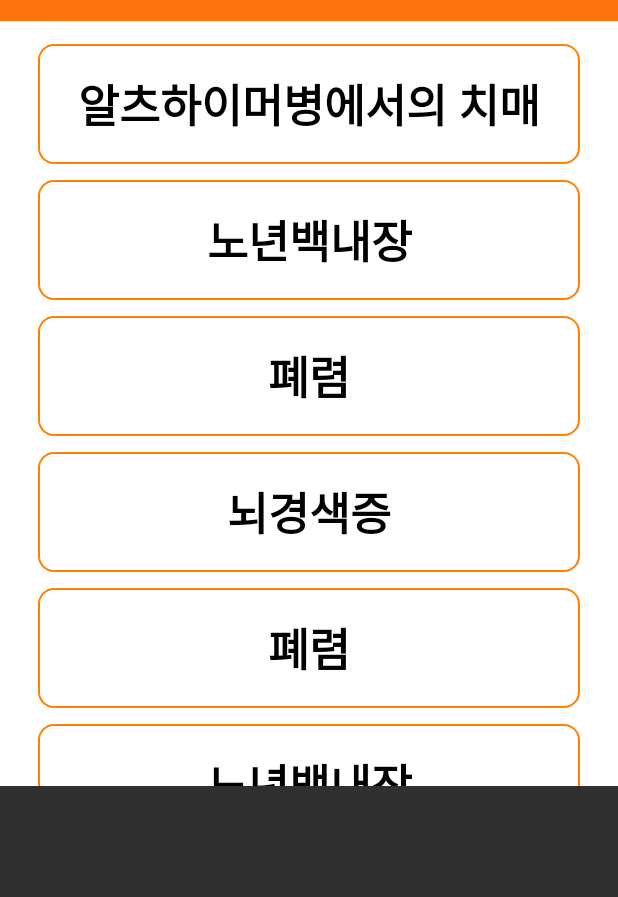
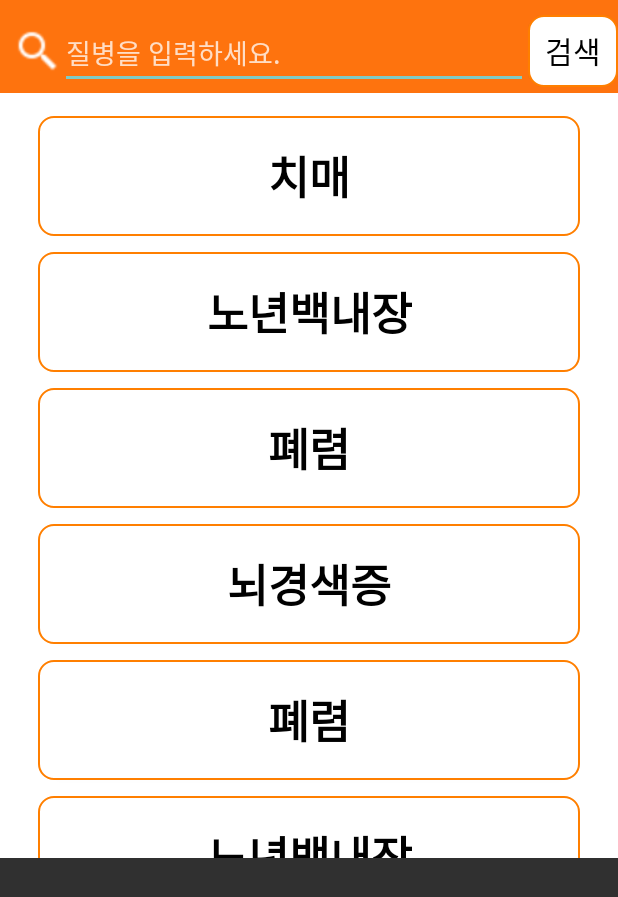
Before and after one commit to HeoJi-Hyun/Pharmacy_ex1, an Android app: the Chek screen opened directly, with no data from a screen before it, on a phone screen of 412 x 824 dp. Shown: the top 897 px of the screen. Run offline under Robolectric (Android 15) with nearby library versions, the light colour scheme and no system bars.

Commit message:
다들 업데이트해주세요

```diff
--- a/app/build.gradle
+++ b/app/build.gradle
@@ -33,6 +33,7 @@ dependencies {
     implementation 'androidx.appcompat:appcompat:1.5.1'
     implementation 'com.google.android.material:material:1.6.1'
     implementation 'androidx.constraintlayout:constraintlayout:2.1.4'
+    implementation 'com.google.android.material:material:1.6.1'
     implementation 'com.google.android.gms:play-services-maps:18.1.0'
     implementation 'com.google.android.gms:play-services-location:20.0.0'
     implementation 'com.google.android.material:material:1.6.1'
--- a/app/src/main/java/com/example/pharmacy_ex1/Chek.java
+++ b/app/src/main/java/com/example/pharmacy_ex1/Chek.java
@@ -1,21 +1,56 @@
+
 package com.example.pharmacy_ex1;
 
+import android.annotation.SuppressLint;
 import android.app.Activity;
+import android.graphics.Color;
 import android.os.Bundle;
+import android.view.View;
+import android.widget.Button;
+import android.widget.EditText;
 import android.widget.SearchView;
+import android.widget.ToggleButton;
 
 import androidx.annotation.Nullable;
+
+import java.util.Arrays;
+import java.util.List;
+import java.util.Objects;
 
 
 public class Chek extends Activity {
 
-    SearchView searchView;
+    EditText editText1;
+    ToggleButton togle1, togle2, togle3;
+    Button btnOk;
+
+
     @Override
     protected void onCreate(@Nullable Bundle savedInstanceState) {
         super.onCreate(savedInstanceState);
         setContentView(R.layout.chek);
 
-//
+
+        btnOk = (Button)findViewById(R.id.ChekOk);
+        editText1 = (EditText)findViewById(R.id.edit1);
+        togle1 = (ToggleButton)findViewById(R.id.tog1);
+        togle2 = (ToggleButton)findViewById(R.id.tog2);
+
+        btnOk.setOnClickListener(new View.OnClickListener() {
+            @Override
+            public void onClick(View view) {
+                if (editText1.getText() == togle1.getTextOff())
+                    togle1.setTextColor(Color.BLUE);
+                else if(editText1.getText() == togle1.getTextOn())
+                    togle1.setTextColor(Color.BLUE);
+                else if(editText1.getText() == togle1.getText())
+                    togle1.setTextColor(Color.BLUE);
+                else {
+                    togle1.setTextColor(Color.RED);
+                }
+            }
+        });
+
     }
 
 }
--- a/app/src/main/res/layout/chek.xml
+++ b/app/src/main/res/layout/chek.xml
@@ -1,6 +1,7 @@
 <?xml version="1.0" encoding="utf-8"?>
 <LinearLayout xmlns:android="http://schemas.android.com/apk/res/android"
     xmlns:app="http://schemas.android.com/apk/res-auto"
+    xmlns:tools="http://schemas.android.com/tools"
     android:layout_width="match_parent"
     android:layout_height="wrap_content"
     android:background="@color/white"
@@ -21,12 +22,33 @@
             android:paddingTop="10sp"
             android:paddingBottom="4sp">
 
-<!--            <androidx.appcompat.widget.SearchView-->
-<!--                android:id="@+id/search_view"-->
-<!--                android:layout_width="match_parent"-->
-<!--                android:layout_height="wrap_content"-->
-<!--                app:iconifiedByDefault="false"-->
-<!--                app:queryHint="검색어를 입력하시오" />-->
+            <ImageView
+                android:id="@+id/imageView5"
+                android:layout_width="30dp"
+                android:layout_height="match_parent"
+                android:layout_marginLeft="10dp"
+                android:src="@drawable/search" />
+
+            <EditText
+                android:id="@+id/edit1"
+                android:layout_width="wrap_content"
+                android:layout_height="wrap_content"
+                android:layout_weight="1"
+                android:ems="10"
+                android:hint="질병을 입력하세요."
+                android:inputType="textPersonName"
+                android:minHeight="48dp"
+                android:textColorHint="#C2FFFFFF"
+                tools:ignore="SpeakableTextPresentCheck,SpeakableTextPresentCheck" />
+
+            <Button
+                android:id="@+id/ChekOk"
+                android:layout_width="60dp"
+                android:layout_height="wrap_content"
+                android:background="@drawable/button_round"
+                android:text="검색"
+                android:textColor="@color/black"
+                android:textSize="20sp" />
         </LinearLayout>
 
         <ScrollView
@@ -41,35 +63,34 @@
                 android:orientation="vertical">
 
                 <ToggleButton
-                    android:id="@+id/toggleButton"
+                    android:id="@+id/tog1"
                     android:layout_width="match_parent"
                     android:layout_height="80dp"
                     android:layout_margin="5sp"
                     android:background="@drawable/button_round"
                     android:shadowColor="#FF9800"
-                    android:text="ToggleButton"
+                    android:text="치매"
                     android:textColor="#000000"
-                    android:textOff="알츠하이머병에서의 치매"
-                    android:textOn="치매 O"
+                    android:textOff="치매"
+                    android:textOn="치매"
                     android:textSize="30sp"
                     android:textStyle="bold" />
 
                 <ToggleButton
-                    android:id="@+id/toggleButton5"
+                    android:id="@+id/tog2"
                     android:layout_width="match_parent"
                     android:layout_height="80dp"
                     android:layout_margin="5sp"
                     android:background="@drawable/button_round"
                     android:shadowColor="#FF9800"
-                    android:text="ToggleButton"
                     android:textColor="#000000"
                     android:textOff="노년백내장"
-                    android:textOn="백내장 O"
+                    android:textOn="노년백내장O"
                     android:textSize="30sp"
                     android:textStyle="bold" />
 
                 <ToggleButton
-                    android:id="@+id/toggleButton6"
+                    android:id="@+id/tog3"
                     android:layout_width="match_parent"
                     android:layout_height="80dp"
                     android:layout_margin="5sp"
--- a/app/src/main/res/xml/file_paths.xml
+++ /dev/null
@@ -1,4 +0,0 @@
-<?xml version="1.0" encoding="utf-8"?>
-<PreferenceScreen xmlns:android="http://schemas.android.com/apk/res/android">
-
-</PreferenceScreen>
```
Also changed, not shown: app/src/main/java/com/example/pharmacy_ex1/Frag1.java (added, +20 -0 lines), app/src/main/java/com/example/pharmacy_ex1/Frag2.java (added, +22 -0 lines), app/src/main/java/com/example/pharmacy_ex1/Frag3.java (added, +21 -0 lines), app/src/main/java/com/example/pharmacy_ex1/Prov.java (+43 -4 lines), app/src/main/res/drawable/buttonitem.xml (added, +14 -0 lines), app/src/main/res/layout/frag1.xml (added, +14 -0 lines), app/src/main/res/layout/frag2.xml (added, +11 -0 lines), app/src/main/res/layout/frag3.xml (added, +14 -0 lines), app/src/main/res/layout/home.xml (+6 -3 lines), app/src/main/res/layout/prov.xml (+20 -25 lines).
